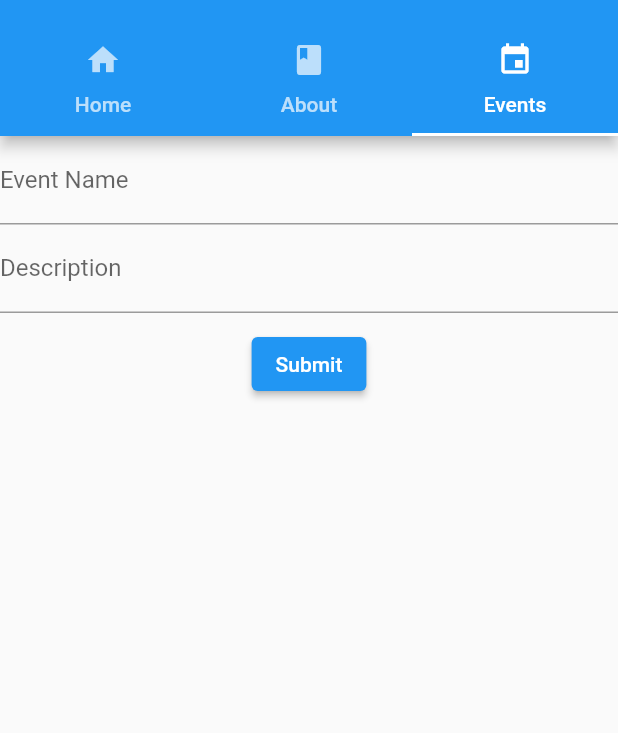
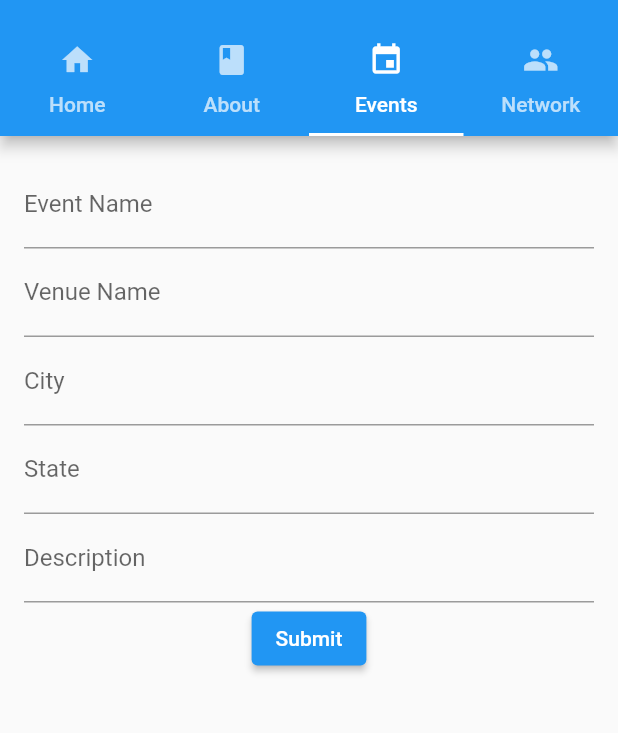
Before and after one commit to charliedalldorf/todo-flutter, a Flutter app: the screen it shows after launch, tab 3 chosen, after a tap on "Submit", on a phone screen of 412 x 824 dp, the part 59-792 px from its top. Run offline on Flutter 3.47's test engine with Material 2 defaults, Android fonts, the phone set to English and light mode, and no system bars; our stand-ins replace sqflite; accounts and stored records are empty.

```diff
--- a/lib/main.dart
+++ b/lib/main.dart
@@ -1,7 +1,8 @@
 import 'package:flutter/material.dart';
 import 'package:todo/screens/home.dart';
 import 'package:todo/screens/about.dart';
-import 'package:todo/screens/event.dart';
+import 'package:todo/screens/events.dart';
+import 'package:todo/screens/network.dart';
 
 void main() {
   runApp(const MyApp());
@@ -14,7 +15,7 @@ class MyApp extends StatelessWidget {
   Widget build(BuildContext context) {
     return MaterialApp(
       home: DefaultTabController(
-        length: 3,
+        length: 4,
         child: Scaffold(
           appBar: AppBar(
             bottom: const TabBar(
@@ -31,12 +32,16 @@ class MyApp extends StatelessWidget {
                   icon: Icon(Icons.event),
                   text: 'Events',
                 ),
+                Tab(
+                  icon: Icon(Icons.people),
+                  text: 'Network',
+                ),
               ],
             ),
             title: const Text('Antelope Network'),
           ),
           body: const TabBarView(
-            children: [Home(), About(), Event()],
+            children: [Home(), About(), Event(), Network()],
           ),
         ),
       ),
--- /dev/null
+++ b/lib/models/contacts.dart
@@ -0,0 +1,8 @@
+class Contacts {
+  int id;
+  String contactName;
+  String phoneNumber;
+  String shortDescription;
+
+  Contacts(this.id, this.contactName, this.phoneNumber, this.shortDescription);
+}
--- a/lib/models/events.dart
+++ b/lib/models/events.dart
@@ -1,7 +1,11 @@
 class Events {
   int id;
   String eventName;
+  String venueName;
+  String city;
+  String state;
   String description;
 
-  Events(this.id, this.eventName, this.description);
+  Events(this.id, this.eventName, this.venueName, this.city, this.state,
+      this.description);
 }
--- a/lib/screens/event.dart
+++ /dev/null
@@ -1,54 +0,0 @@
-// Copyright 2020, the Flutter project authors. Please see the AUTHORS file
-// for details. All rights reserved. Use of this source code is governed by a
-// BSD-style license that can be found in the LICENSE file.
-
-import 'package:flutter/material.dart';
-import 'package:todo/models/events.dart';
-import 'package:todo/services/sqlite.dart';
-
-// Demonstrates how to use autofill hints. The full list of hints is here:
-// https://github.com/flutter/engine/blob/master/lib/web_ui/lib/src/engine/text_editing/autofill_hint.dart
-class Event extends StatefulWidget {
-  const Event({Key? key}) : super(key: key);
-
-  @override
-  _EventState createState() => _EventState();
-}
-
-class _EventState extends State<Event> {
-  final Events _event = Events(0, '', '');
-
-  final _formKey = GlobalKey<FormState>();
-  @override
-  Widget build(BuildContext context) {
-    return Scaffold(
-      body: Form(
-          key: _formKey,
-          child: Column(children: <Widget>[
-            TextFormField(
-              decoration: const InputDecoration(labelText: 'Event Name'),
-              onSaved: (val) => setState(() => _event.eventName = val!),
-            ),
-            TextFormField(
-              decoration: const InputDecoration(labelText: 'Description'),
-              onSaved: (val) => setState(() => _event.description = val!),
-            ),
-            Container(
-                margin: const EdgeInsets.all(10.0),
-                child: ElevatedButton(
-                  onPressed: () => onSubmit(),
-                  child: const Text('Submit'),
-                ))
-          ])),
-    );
-  }
-
-  onSubmit() async {
-    var form = _formKey.currentState;
-    if (form!.validate()) {
-      form.save();
-      await SQLite.createEvent(_event.eventName, _event.description);
-      form.reset();
-    }
-  }
-}
--- /dev/null
+++ b/lib/screens/events.dart
@@ -0,0 +1,81 @@
+import 'package:flutter/material.dart';
+import 'package:todo/models/events.dart';
+import 'package:todo/services/sqlite.dart';
+
+class Event extends StatefulWidget {
+  const Event({Key? key}) : super(key: key);
+
+  @override
+  _EventState createState() => _EventState();
+}
+
+class _EventState extends State<Event> {
+  final Events _event = Events(0, '', '', '', '', '');
+
+  final _formKey = GlobalKey<FormState>();
+  @override
+  Widget build(BuildContext context) {
+    return Scaffold(
+        body: Form(
+            key: _formKey,
+            child: Scrollbar(
+                child: SingleChildScrollView(
+                    padding: const EdgeInsets.all(16),
+                    child: AutofillGroup(
+                        child: Column(
+                      children: [
+                        ...[
+                          TextFormField(
+                            decoration:
+                                const InputDecoration(labelText: 'Event Name'),
+                            onSaved: (val) =>
+                                setState(() => _event.eventName = val!),
+                          ),
+                          TextFormField(
+                            decoration:
+                                const InputDecoration(labelText: 'Venue Name'),
+                            onSaved: (val) =>
+                                setState(() => _event.venueName = val!),
+                          ),
+                          TextFormField(
+                            decoration:
+                                const InputDecoration(labelText: 'City'),
+                            onSaved: (val) =>
+                                setState(() => _event.city = val!),
+                          ),
+                          TextFormField(
+                            decoration:
+                                const InputDecoration(labelText: 'State'),
+                            onSaved: (val) =>
+                                setState(() => _event.state = val!),
+                          ),
+                          TextFormField(
+                            decoration:
+                                const InputDecoration(labelText: 'Description'),
+                            onSaved: (val) =>
+                                setState(() => _event.description = val!),
+                          ),
+                          ElevatedButton(
+                            onPressed: () => onSubmit(),
+                            child: const Text('Submit'),
+                          )
+                        ]
+                      ],
+                    ))))));
+  }
+
+  onSubmit() async {
+    var form = _formKey.currentState;
+    if (form!.validate()) {
+      form.save();
+      await SQLite.createEvent(
+        _event.eventName,
+        _event.venueName,
+        _event.city,
+        _event.state,
+        _event.description,
+      );
+      form.reset();
+    }
+  }
+}
--- a/lib/screens/home.dart
+++ b/lib/screens/home.dart
@@ -48,8 +48,8 @@ class _HomeState extends State<Home> {
                     child: ListTile(
                       title: Text(_events[index]['id'].toString() +
                           '. ' +
-                          _events[index]['name']),
-                      subtitle: Text(_events[index]['description']),
+                          _events[index]['eventName']),
+                      subtitle: Text('at ' + _events[index]['venueName']),
                       trailing: SizedBox(
                           width: 100,
                           child: Row(
--- /dev/null
+++ b/lib/screens/network.dart
@@ -0,0 +1,18 @@
+import 'package:flutter/material.dart';
+
+class Network extends StatefulWidget {
+  const Network({Key? key}) : super(key: key);
+
+  @override
+  _NetworkState createState() => _NetworkState();
+}
+
+class _NetworkState extends State<Network> {
+  @override
+  Widget build(BuildContext context) {
+    return const Scaffold(
+        body: Center(
+      child: Text("Network Page"),
+    ));
+  }
+}
--- a/lib/services/sqlite.dart
+++ b/lib/services/sqlite.dart
@@ -5,7 +5,10 @@ class SQLite {
   static Future<void> createTable(sql.Database database) async {
     await database.execute("""CREATE TABLE events(
         id INTEGER PRIMARY KEY AUTOINCREMENT NOT NULL,
-        name TEXT,
+        eventName TEXT,
+        venueName TEXT,
+        city TEXT,
+        state TEXT,
         description TEXT
       )
       """);
@@ -25,10 +28,17 @@ class SQLite {
   }
 
   // Create new Event
-  static Future<int> createEvent(String name, String description) async {
+  static Future<int> createEvent(String name, String venue, String city,
+      String state, String description) async {
     final db = await SQLite.db();
 
-    final data = {'name': name, 'description': description};
+    final data = {
+      'eventName': name,
+      'venueName': venue,
+      'city': city,
+      'state': state,
+      'description': description
+    };
     final id = await db.insert('events', data,
         conflictAlgorithm: sql.ConflictAlgorithm.replace);
     return id;
```
